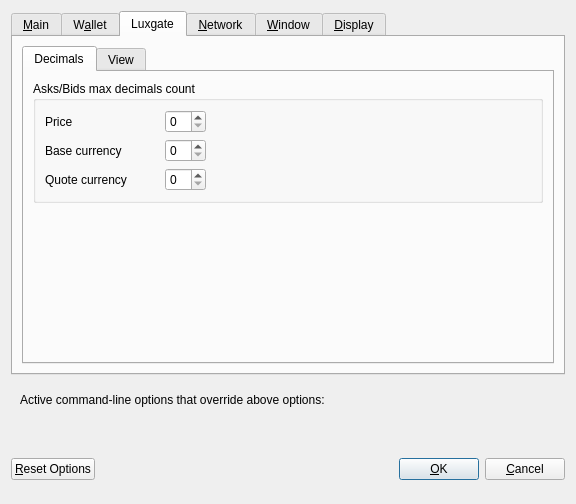
The window that src/qt/forms/optionsdialog.ui (LUX-Core/lux) describes before a commit, drawn with Qt 5.
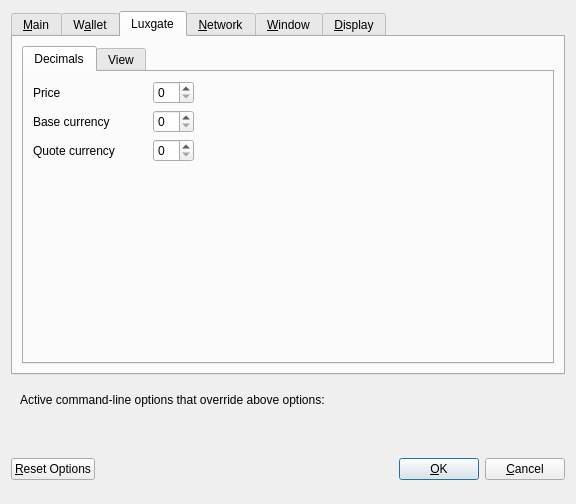
The same window after the commit. The open tabs and pages were chosen to show the change. Custom widgets are drawn as their Qt base class.

What changed in the file:
```diff
--- a/src/qt/forms/optionsdialog.ui
+++ b/src/qt/forms/optionsdialog.ui
@@ -406,12 +406,6 @@
           </attribute>
           <layout class="QVBoxLayout" name="verticalLayout_4">
            <item>
-            <widget class="QGroupBox" name="groupBoxAsksBids">
-             <property name="title">
-              <string>Asks/Bids max decimals count</string>
-             </property>
-             <layout class="QVBoxLayout" name="verticalLayout_3">
-              <item>
                <layout class="QHBoxLayout" name="horizontalLayout_2">
                 <property name="spacing">
                  <number>0</number>
@@ -519,9 +513,6 @@
                 </item>
                </layout>
               </item>
-             </layout>
-            </widget>
-           </item>
            <item>
             <spacer name="verticalSpacer_2">
              <property name="orientation">
```
Left out of the diff: 21 changed lines with no effect on the pictures. Lines whose indentation alone changed are shown as unchanged.
